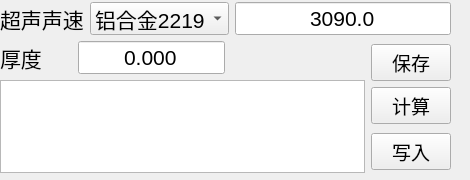
Above: form_calibrate.ui from ASh-en/display before the change. Below: the same form after it.
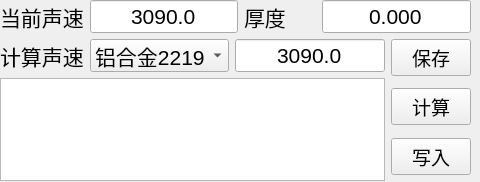
That is the form after the change.

Commit message: 【CHG】修改校准软件界面

```diff
--- a/form_calibrate.ui
+++ b/form_calibrate.ui
@@ -6,124 +6,146 @@
    <rect>
     <x>0</x>
     <y>0</y>
-    <width>470</width>
-    <height>180</height>
+    <width>480</width>
+    <height>182</height>
    </rect>
   </property>
   <property name="windowTitle">
    <string>Form</string>
   </property>
-  <widget class="QWidget" name="layoutWidget">
+  <widget class="QWidget" name="">
    <property name="geometry">
     <rect>
      <x>0</x>
-     <y>2</y>
-     <width>451</width>
-     <height>171</height>
+     <y>0</y>
+     <width>471</width>
+     <height>181</height>
     </rect>
    </property>
    <layout class="QVBoxLayout" name="verticalLayout_3">
     <item>
-     <layout class="QHBoxLayout" name="horizontalLayout">
+     <layout class="QHBoxLayout" name="horizontalLayout_3">
       <item>
-       <widget class="QLabel" name="lbl_ultra_speed">
-        <property name="font">
-         <font>
-          <pointsize>16</pointsize>
-         </font>
-        </property>
-        <property name="text">
-         <string>超声声速</string>
-        </property>
-       </widget>
-      </item>
-      <item>
-       <widget class="QComboBox" name="cbx_material">
-        <property name="font">
-         <font>
-          <pointsize>16</pointsize>
-         </font>
-        </property>
+       <layout class="QHBoxLayout" name="horizontalLayout_2">
         <item>
-         <property name="text">
-          <string>铝合金2219</string>
-         </property>
+         <widget class="QLabel" name="lbl_thickness_2">
+          <property name="font">
+           <font>
+            <pointsize>16</pointsize>
+           </font>
+          </property>
+          <property name="text">
+           <string>当前声速</string>
+          </property>
+         </widget>
         </item>
         <item>
-         <property name="text">
-          <string>铝合金7050</string>
-         </property>
+         <widget class="QLineEdit" name="ldt_ultra_speed">
+          <property name="font">
+           <font>
+            <pointsize>16</pointsize>
+           </font>
+          </property>
+          <property name="text">
+           <string>3090.0</string>
+          </property>
+          <property name="alignment">
+           <set>Qt::AlignCenter</set>
+          </property>
+         </widget>
         </item>
-        <item>
-         <property name="text">
-          <string>铝合金6061</string>
-         </property>
-        </item>
-       </widget>
+       </layout>
       </item>
       <item>
-       <widget class="QLineEdit" name="ldt_ultra_speed">
-        <property name="font">
-         <font>
-          <pointsize>16</pointsize>
-         </font>
-        </property>
-        <property name="text">
-         <string>3090.0</string>
-        </property>
-        <property name="alignment">
-         <set>Qt::AlignCenter</set>
-        </property>
-       </widget>
+       <layout class="QHBoxLayout" name="horizontalLayout">
+        <item>
+         <widget class="QLabel" name="lbl_thickness">
+          <property name="font">
+           <font>
+            <pointsize>16</pointsize>
+           </font>
+          </property>
+          <property name="text">
+           <string>厚度     </string>
+          </property>
+         </widget>
+        </item>
+        <item>
+         <widget class="QLineEdit" name="ldt_cur_thickness">
+          <property name="font">
+           <font>
+            <pointsize>16</pointsize>
+           </font>
+          </property>
+          <property name="text">
+           <string>0.000</string>
+          </property>
+          <property name="alignment">
+           <set>Qt::AlignCenter</set>
+          </property>
+         </widget>
+        </item>
+       </layout>
       </item>
      </layout>
     </item>
     <item>
-     <layout class="QHBoxLayout" name="horizontalLayout_3">
+     <layout class="QHBoxLayout" name="horizontalLayout_5">
       <item>
        <layout class="QVBoxLayout" name="verticalLayout_2">
         <item>
-         <layout class="QHBoxLayout" name="horizontalLayout_2">
+         <layout class="QHBoxLayout" name="horizontalLayout_4">
           <item>
-           <widget class="QLabel" name="lbl_thickness">
+           <widget class="QLabel" name="lbl_ultra_speed">
             <property name="font">
              <font>
               <pointsize>16</pointsize>
              </font>
             </property>
             <property name="text">
-             <string>厚度     </string>
+             <string>计算声速</string>
             </property>
            </widget>
           </item>
           <item>
-           <widget class="QLineEdit" name="ldt_cur_thickness">
+           <widget class="QComboBox" name="cbx_material">
             <property name="font">
              <font>
               <pointsize>16</pointsize>
              </font>
             </property>
+            <item>
+             <property name="text">
+              <string>铝合金2219</string>
+             </property>
+            </item>
+            <item>
+             <property name="text">
+              <string>铝合金7050</string>
+             </property>
+            </item>
+            <item>
+             <property name="text">
+              <string>铝合金6061</string>
+             </property>
+            </item>
+           </widget>
+          </item>
+          <item>
+           <widget class="QLineEdit" name="ldt_cal_speed">
+            <property name="font">
+             <font>
+              <pointsize>16</pointsize>
+             </font>
+            </property>
             <property name="text">
-             <string>0.000</string>
+             <string>3090.0</string>
             </property>
             <property name="alignment">
              <set>Qt::AlignCenter</set>
             </property>
            </widget>
           </item>
-          <item>
-           <spacer name="horizontalSpacer">
-            <property name="orientation">
-             <enum>Qt::Horizontal</enum>
-            </property>
-            <property name="sizeHint" stdset="0">
-             <size>
-              <width>185</width>
-              <height>20</height>
-             </size>
-            </property>
-           </spacer>
-          </item>
          </layout>
         </item>
         <item>
@@ -134,7 +156,19 @@
       <item>
        <layout class="QVBoxLayout" name="verticalLayout">
         <item>
-         <spacer name="verticalSpacer">
+         <widget class="QPushButton" name="ptn_save_speed">
+          <property name="font">
+           <font>
+            <pointsize>14</pointsize>
+           </font>
+          </property>
+          <property name="text">
+           <string>保存</string>
+          </property>
+         </widget>
+        </item>
+        <item>
+         <spacer name="verticalSpacer_2">
           <property name="orientation">
            <enum>Qt::Vertical</enum>
           </property>
@@ -146,18 +180,6 @@
           </property>
          </spacer>
         </item>
-        <item>
-         <widget class="QPushButton" name="ptn_save_speed">
-          <property name="font">
-           <font>
-            <pointsize>14</pointsize>
-           </font>
-          </property>
-          <property name="text">
-           <string>保存</string>
-          </property>
-         </widget>
-        </item>
         <item>
          <widget class="QPushButton" name="ptn_calculate">
           <property name="font">
@@ -171,7 +193,7 @@
          </widget>
         </item>
         <item>
-         <spacer name="verticalSpacer_2">
+         <spacer name="verticalSpacer">
           <property name="orientation">
            <enum>Qt::Vertical</enum>
           </property>
```
The commit also changes 7 other files.
